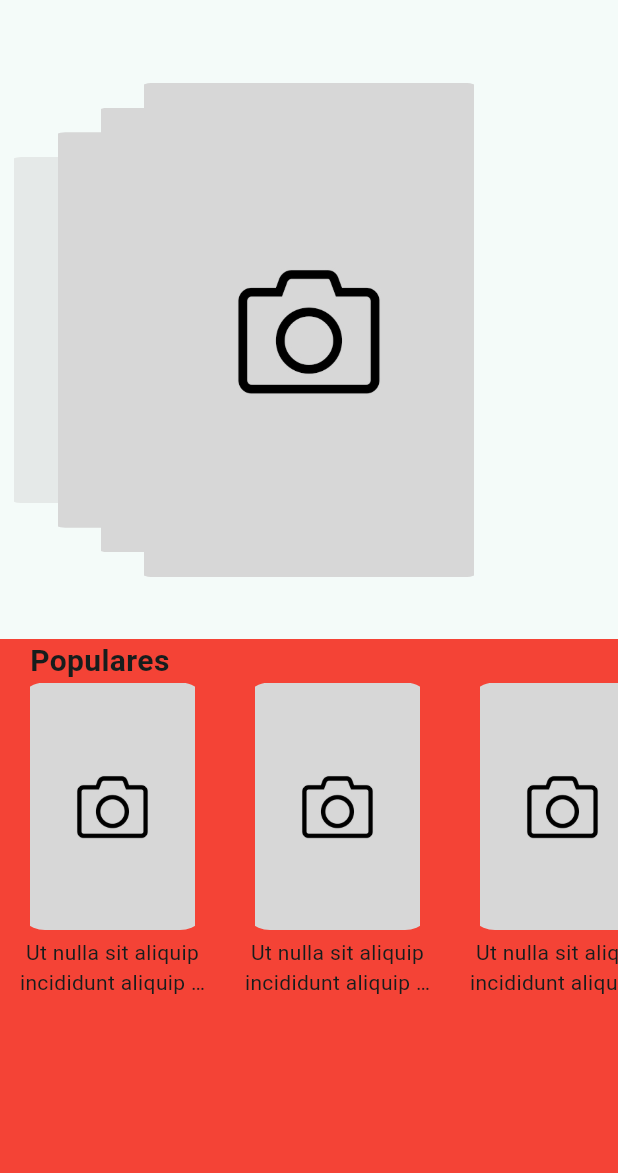
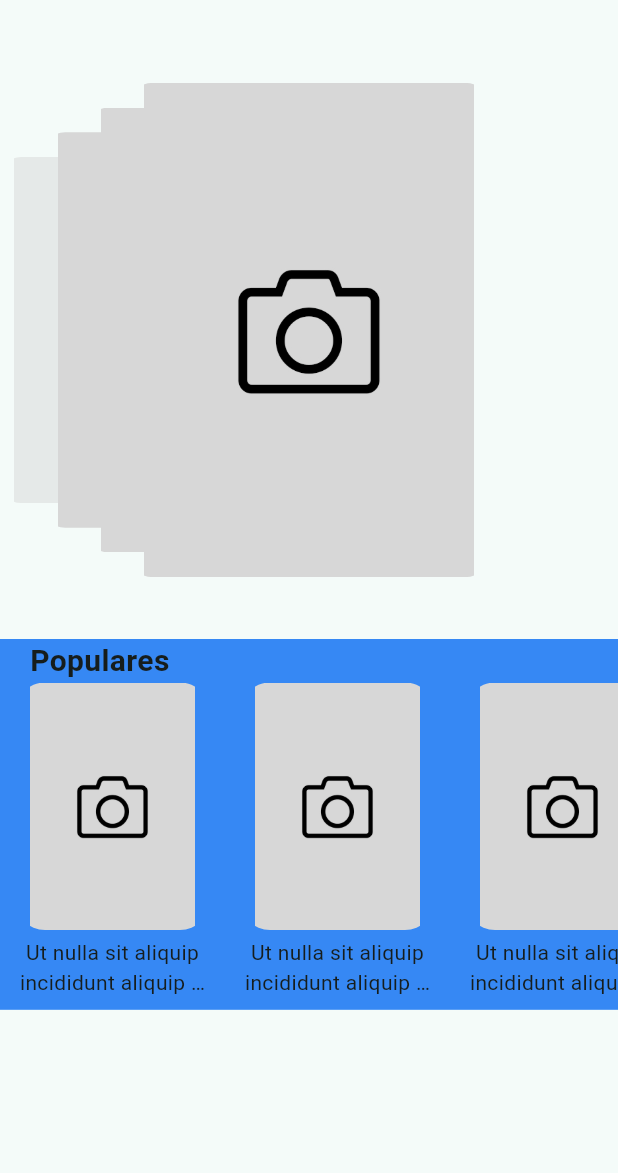
Before and after one commit to LuisMeraz01/PeliculasFlutter, a Flutter app: the screen it shows after launch, on a phone screen of 412 x 824 dp, the part 63-1236 px from its top. Run offline on Flutter 3.47's test engine with Material 3 defaults, Android fonts, the phone set to English and light mode, and no system bars; drawn by our look-alikes of card_swiper.

Commit message:
Cambio color y altura de movie slider

```diff
--- a/lib/widgets/movie_slider.dart
+++ b/lib/widgets/movie_slider.dart
@@ -10,8 +10,8 @@ class MovieSlider extends StatelessWidget {
     return Container(
 
       width: double.infinity, // El ancho de contenedor sera todo el ancho disponible
-      height: size.height, // El alto del contenedor sera la altura del dispositivo
-      color: Colors.red,
+      height: size.height * 0.30, // El alto del contenedor sera la altura del dispositivo
+      color: const Color.fromARGB(255, 54, 136, 244),
       child: Column(
         crossAxisAlignment: CrossAxisAlignment.start,
         children: [
@@ -24,7 +24,9 @@ class MovieSlider extends StatelessWidget {
               style: TextStyle(
                 fontSize: 20,
                 fontWeight: FontWeight.bold,
+
               ),
+
             ),
           ),
           Expanded( // se expande para llenar su contenedor padre
```
